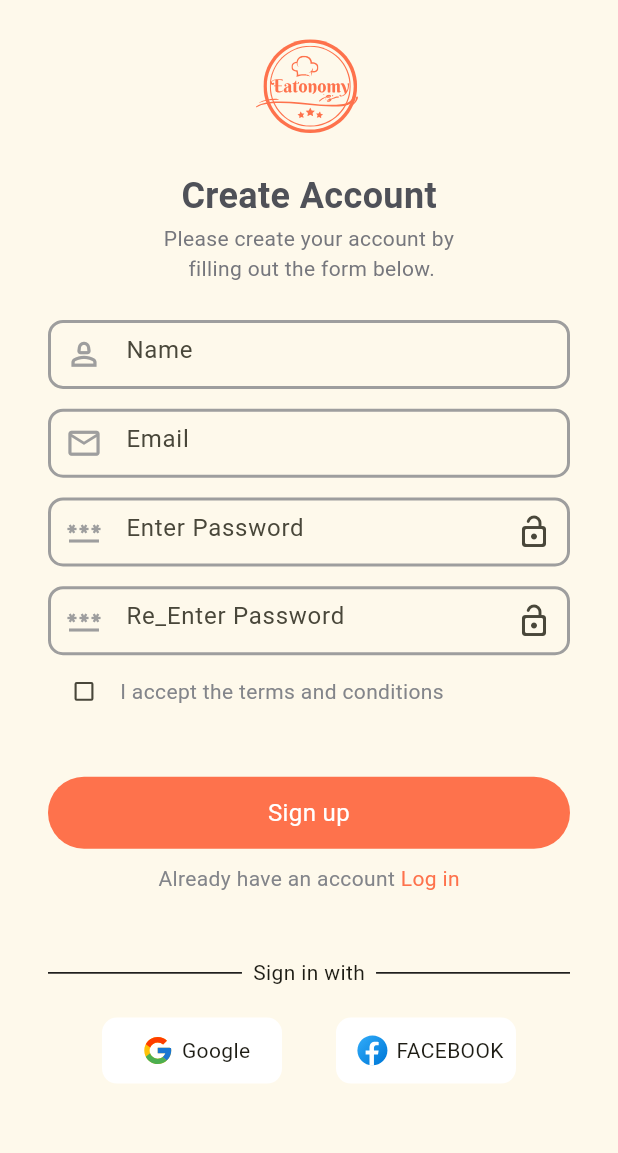
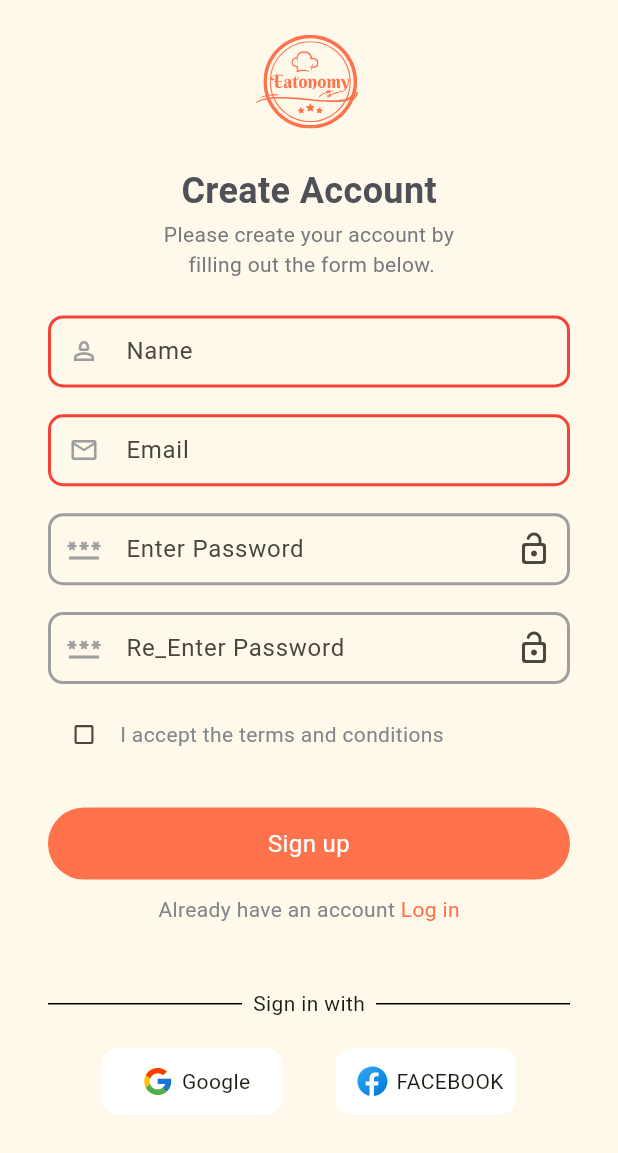
Before and after one commit to HaiderAli998/Eatonomy, a Flutter app: the screen it shows after launch, after a tap on "Sign up", on a phone screen of 412 x 824 dp. Shown: the top 1153 px of the screen. Run offline on Flutter 3.47's test engine with Material 3 defaults, Android fonts, the phone set to English and light mode, and no system bars; our stand-ins replace another_flushbar, firebase_auth, firebase_core, flutter_svg, fluttertoast; accounts and stored records are empty.

Commit message:
Food Preferences and signup and sign in functionality with firebase completed

```diff
--- a/customer_app/eatonomy_food_recommender_app/lib/main.dart
+++ b/customer_app/eatonomy_food_recommender_app/lib/main.dart
@@ -4,6 +4,7 @@ import 'package:eatonomy_food_recommender_app/utils/routes/routes_name.dart';
 import 'package:flutter/material.dart';
 import 'package:firebase_core/firebase_core.dart';
 import 'firebase_options.dart';
+
 
 void main() async {
   WidgetsFlutterBinding.ensureInitialized();
--- a/customer_app/eatonomy_food_recommender_app/lib/res/components/colors_app.dart
+++ b/customer_app/eatonomy_food_recommender_app/lib/res/components/colors_app.dart
@@ -1,12 +1,14 @@
 import 'package:flutter/animation.dart';
 
 class ColorsApp {
-
+  static const Color neutral = Color(0xFFFFFFFF);
+  static const Color neutralN60 = Color(0xFFB8B9BC);
   static const Color backgroundColorApp = Color(0xFFfff9e1);
   static const Color splashBackgroundColorApp = Color(0xFFFE724C);
   static const Color darkGrey = Color(0xFF4F5158);
   static const Color stormGrey = Color(0xFF76777D);
-  static const Color neutralN40  = Color(0xFF83858A);
+  static const Color neutralN40 = Color(0xFF83858A);
+  static const Color neutralN30 = Color(0xFFEDEDEE);
   static const Color royalBlue = Color(0xFF1A237E);
   static const Color green = Color(0xFF00C853);
   static const Color salmon = Color(0xFFFF6F61);
--- a/customer_app/eatonomy_food_recommender_app/lib/res/components/password_text_form_field.dart
+++ b/customer_app/eatonomy_food_recommender_app/lib/res/components/password_text_form_field.dart
@@ -19,8 +19,9 @@ class CustomPasswordField extends StatelessWidget {
 
   @override
   Widget build(BuildContext context) {
+    double fieldHeight = MediaQuery.of(context).size.height * 0.07;
     return SizedBox(
-      height: 46,
+      height: fieldHeight,
       child: ValueListenableBuilder(
         valueListenable: obscurePassword,
         builder: (context, value, child) {
@@ -38,6 +39,7 @@ class CustomPasswordField extends StatelessWidget {
                     ? ColorsApp.splashBackgroundColorApp // Customize as needed
                     : Colors.grey,
               ),
+              contentPadding: const EdgeInsets.symmetric(vertical: 12, horizontal: 16),
               enabledBorder: OutlineInputBorder(
                 borderSide: const BorderSide(width: 2, color: Colors.grey),
                 borderRadius: BorderRadius.circular(10),
@@ -47,6 +49,22 @@ class CustomPasswordField extends StatelessWidget {
                     width: 2, color: ColorsApp.splashBackgroundColorApp),
                 borderRadius: BorderRadius.circular(10),
               ),
+              errorBorder: OutlineInputBorder(
+                borderSide: const BorderSide(
+                  width: 2,
+                  color: Colors.red,
+                ),
+                borderRadius: BorderRadius.circular(10),
+              ),
+              focusedErrorBorder: OutlineInputBorder(
+                borderSide: const BorderSide(
+                  width: 2,
+                  color: Colors.red,
+                ),
+                borderRadius: BorderRadius.circular(10),
+              ),
+              errorMaxLines: 2, // Adjust this based on your UI
+              errorStyle: const TextStyle(height: 0.005),
               suffixIcon: InkWell(
                 onTap: () {
                   obscurePassword.value = !obscurePassword.value;
@@ -58,8 +76,8 @@ class CustomPasswordField extends StatelessWidget {
             ),
             onFieldSubmitted: onFieldSubmitted,
             validator: (value) {
-              if (value!.isEmpty) {
-                return 'Enter Password';
+              if (value!.isEmpty || value.length<6) {
+                return '';
               } else {
                 return null;
               }
--- a/customer_app/eatonomy_food_recommender_app/lib/res/components/round_button.dart
+++ b/customer_app/eatonomy_food_recommender_app/lib/res/components/round_button.dart
@@ -1,11 +1,19 @@
+import 'package:eatonomy_food_recommender_app/res/components/colors_app.dart';
 import 'package:flutter/material.dart';
 
 class CustomButton extends StatelessWidget {
   final String text;
   final Color buttonColor;
+  final bool loading;
   final VoidCallback onPress;
 
-  const CustomButton(this.text, this.onPress, this.buttonColor, {super.key});
+  const CustomButton(
+    this.text,
+    this.onPress,
+    this.buttonColor, {
+    this.loading = false,
+    Key? key,
+  }) : super(key: key);
 
   @override
   Widget build(BuildContext context) {
@@ -17,11 +25,13 @@ class CustomButton extends StatelessWidget {
         decoration: BoxDecoration(
             color: buttonColor, borderRadius: BorderRadius.circular(30)),
         child: Center(
-          child: Text(
-            text,
-            textAlign: TextAlign.center,
-            style: const TextStyle(color: Colors.white, fontSize: 16.0),
-          ),
+          child: loading
+              ? const CircularProgressIndicator(strokeWidth: 3,color: ColorsApp.backgroundColorApp,)
+              : Text(
+                  text,
+                  textAlign: TextAlign.center,
+                  style: const TextStyle(color: Colors.white, fontSize: 16.0),
+                ),
         ),
       ),
     );
--- a/customer_app/eatonomy_food_recommender_app/lib/res/components/simple_text_form_field.dart
+++ b/customer_app/eatonomy_food_recommender_app/lib/res/components/simple_text_form_field.dart
@@ -21,35 +21,60 @@ class SimpleTextField extends StatelessWidget {
 
   @override
   Widget build(BuildContext context) {
+    double fieldHeight = MediaQuery.of(context).size.height * 0.07;
     return SizedBox(
-      height: 46,
+      height: fieldHeight,
       child: TextFormField(
         controller: controller,
         focusNode: focusNode,
         keyboardType: keyboardType,
+        maxLines: null,
         decoration: InputDecoration(
           hintText: hintText,
           prefixIcon: Icon(
             prefixIcon,
-            size: 25,
+            size: 20,
             color: focusNode.hasFocus
                 ? ColorsApp.splashBackgroundColorApp
                 : Colors.grey,
           ),
+          contentPadding:
+          const EdgeInsets.symmetric(vertical: 12, horizontal: 16),
           enabledBorder: OutlineInputBorder(
-            borderSide: const BorderSide(width: 2, color: Colors.grey),
+            borderSide: BorderSide(
+              width: 2,
+              color: controller.text.isEmpty ? Colors.red : Colors.grey,
+            ),
             borderRadius: BorderRadius.circular(10),
           ),
           focusedBorder: OutlineInputBorder(
             borderSide: const BorderSide(
-                width: 2, color: ColorsApp.splashBackgroundColorApp),
+              width: 2,
+              color: ColorsApp.splashBackgroundColorApp,
+            ),
             borderRadius: BorderRadius.circular(10),
           ),
+          errorBorder: OutlineInputBorder(
+            borderSide: const BorderSide(
+              width: 2,
+              color: Colors.red,
+            ),
+            borderRadius: BorderRadius.circular(10),
+          ),
+          focusedErrorBorder: OutlineInputBorder(
+            borderSide: const BorderSide(
+              width: 2,
+              color: Colors.red,
+            ),
+            borderRadius: BorderRadius.circular(10),
+          ),
+          errorMaxLines: 2, // Adjust this based on your UI
+          errorStyle: const TextStyle(height: 0.005),
         ),
         onFieldSubmitted: onFieldSubmitted,
         validator: (value) {
           if (value!.isEmpty) {
-            return 'Enter desired input';
+            return '';
           } else {
             return null;
           }
--- a/customer_app/eatonomy_food_recommender_app/lib/utils/routes/routes.dart
+++ b/customer_app/eatonomy_food_recommender_app/lib/utils/routes/routes.dart
@@ -1,4 +1,6 @@
 import 'package:eatonomy_food_recommender_app/utils/routes/routes_name.dart';
+import 'package:eatonomy_food_recommender_app/view/Home_Screen.dart';
+import 'package:eatonomy_food_recommender_app/view/food_preferences_screen.dart';
 import 'package:eatonomy_food_recommender_app/view/login_screen.dart';
 import 'package:eatonomy_food_recommender_app/view/signup_screen.dart';
 import 'package:eatonomy_food_recommender_app/view/splash_screen.dart';
@@ -16,6 +18,12 @@ class Routes {
       case RoutesName.signUP:
         return MaterialPageRoute(
             builder: (BuildContext context) => const SignupScreen());
+      case RoutesName.foodPreferences:
+        return MaterialPageRoute(
+            builder: (BuildContext context) => const FoodPreferences());
+      case RoutesName.homeScreen:
+        return MaterialPageRoute(
+            builder: (BuildContext context) => const HomeScreen());
       default:
         return MaterialPageRoute(builder: (_) {
           return const Scaffold(
--- a/customer_app/eatonomy_food_recommender_app/lib/utils/routes/routes_name.dart
+++ b/customer_app/eatonomy_food_recommender_app/lib/utils/routes/routes_name.dart
@@ -2,4 +2,7 @@ class RoutesName {
   static const String splash = 'Splash Screen';
   static const String login = 'Login Screen';
   static const String signUP = 'SignUP Screen';
+  static const String foodPreferences = 'Food Preferences Screen';
+  static const String homeScreen = 'Home Screen';
+
 }
--- a/customer_app/eatonomy_food_recommender_app/lib/view/signup_screen.dart
+++ b/customer_app/eatonomy_food_recommender_app/lib/view/signup_screen.dart
@@ -18,6 +18,8 @@ class SignupScreen extends StatefulWidget {
 }
 
 class _SignupState extends State<SignupScreen> {
+  bool loading = false;
+
   //Used to notify the empty from field
   final _formKey = GlobalKey<FormState>();
 
@@ -58,7 +60,7 @@ class _SignupState extends State<SignupScreen> {
     return Scaffold(
       body: SafeArea(
         child: Padding(
-          padding: const EdgeInsets.only(left: 32, right: 32, top: 18),
+          padding: const EdgeInsets.only(left: 32, right: 32, top: 15),
           child: SingleChildScrollView(
             child: Column(
               crossAxisAlignment: CrossAxisAlignment.center,
@@ -110,7 +112,7 @@ class _SignupState extends State<SignupScreen> {
                               Utils.fieldFocusChange(context, emailFocusNode);
                             }),
                         SizedBox(
-                          height: height * .016,
+                          height: height * .010,
                         ),
                         SimpleTextField(
                             controller: _emailController,
@@ -123,7 +125,7 @@ class _SignupState extends State<SignupScreen> {
                                   context, passwordFocusNode);
                             }),
                         SizedBox(
-                          height: height * .016,
+                          height: height * .010,
                         ),
                         CustomPasswordField(
                           controller: _passwordController,
@@ -136,7 +138,7 @@ class _SignupState extends State<SignupScreen> {
                           },
                         ),
                         SizedBox(
-                          height: height * .016,
+                          height: height * .010,
                         ),
                         CustomPasswordField(
                             controller: _confirmPasswordController,
@@ -145,9 +147,6 @@ class _SignupState extends State<SignupScreen> {
                             obscurePassword: _obscurePassword),
                       ],
                     )),
-                SizedBox(
-                  height: height * .0001,
-                ),
                 Row(
                   mainAxisAlignment: MainAxisAlignment.start,
                   // Align items to the start
@@ -175,16 +174,40 @@ class _SignupState extends State<SignupScreen> {
                   ],
                 ),
                 SizedBox(
-                  height: height * .040,
+                  height: height * .030,
                 ),
-                CustomButton('Sign up', () {
-                  if (_formKey.currentState!.validate()) {
-                    print('hit');
-                    _auth.createUserWithEmailAndPassword(
-                        email: _emailController.text.toString(),
-                        password: _passwordController.text.toString());
-                  }
-                }, ColorsApp.splashBackgroundColorApp),
+                CustomButton(
+                  'Sign up',
+                  () {
+                    if (_formKey.currentState!.validate()) {
+                      setState(() {
+                        loading = true;
+                      });
+                      if (_passwordController.text !=
+                          _confirmPasswordController.text) {
+                        Utils.toastMessage('Please enter correct password');
+                        rePasswordFocusNode.requestFocus();
+                      } else {
+                        _auth
+                            .createUserWithEmailAndPassword(
+                                email: _emailController.text.toString(),
+                                password: _passwordController.text.toString())
+                            .then((value) {
+                          setState(() {
+                            loading = false;
+                          });
+                        }).onError((error, stackTrace) {
+                          setState(() {
+                            loading = false;
+                          });
+                          Utils.toastMessage(error.toString());
+                        });
+                      }
+                    }
+                  },
+                  ColorsApp.splashBackgroundColorApp,
+                  loading: loading,
+                ),
                 SizedBox(
                   height: height * .012,
                 ),
--- a/customer_app/eatonomy_food_recommender_app/lib/view/splash_screen.dart
+++ b/customer_app/eatonomy_food_recommender_app/lib/view/splash_screen.dart
@@ -1,7 +1,5 @@
-import 'dart:async';
-
 import 'package:eatonomy_food_recommender_app/res/components/colors_app.dart';
-import 'package:eatonomy_food_recommender_app/utils/routes/routes_name.dart';
+import 'package:eatonomy_food_recommender_app/view/splash_services..dart';
 import 'package:flutter/material.dart';
 import 'package:flutter_svg/flutter_svg.dart';
 
@@ -13,11 +11,11 @@ class SplashScreen extends StatefulWidget {
 }
 
 class _SplashScreenState extends State<SplashScreen> {
+  SplashServices splashServices=SplashServices();
   @override
   void initState() {
     super.initState();
-    Timer(const Duration(seconds: 3),
-        () => Navigator.pushReplacementNamed(context, RoutesName.login));
+    splashServices.isLogin(context);
   }
 
   @override
--- /dev/null
+++ b/customer_app/eatonomy_food_recommender_app/lib/view/splash_services..dart
@@ -0,0 +1,22 @@
+import 'dart:async';
+
+import 'package:firebase_auth/firebase_auth.dart';
+import 'package:flutter/cupertino.dart';
+
+import '../utils/routes/routes_name.dart';
+
+class SplashServices {
+  void isLogin(BuildContext context) {
+    final auth = FirebaseAuth.instance;
+    final user = auth.currentUser;
+    if (user != null) {
+      Timer(
+          const Duration(seconds: 3),
+          () => Navigator.pushReplacementNamed(
+              context, RoutesName.foodPreferences));
+    } else {
+      Timer(const Duration(seconds: 3),
+          () => Navigator.pushReplacementNamed(context, RoutesName.login));
+    }
+  }
+}
```
Also changed, not shown: customer_app/eatonomy_food_recommender_app/lib/res/components/food_preferences_container.dart (added, +40 -0 lines), customer_app/eatonomy_food_recommender_app/lib/view/Home_Screen.dart (added, +19 -0 lines), customer_app/eatonomy_food_recommender_app/lib/view/food_preferences_screen.dart (added, +110 -0 lines), customer_app/eatonomy_food_recommender_app/lib/view/login_screen.dart (+31 -3 lines), customer_app/eatonomy_food_recommender_app/assets/food_preferences_photo.svg (added).
